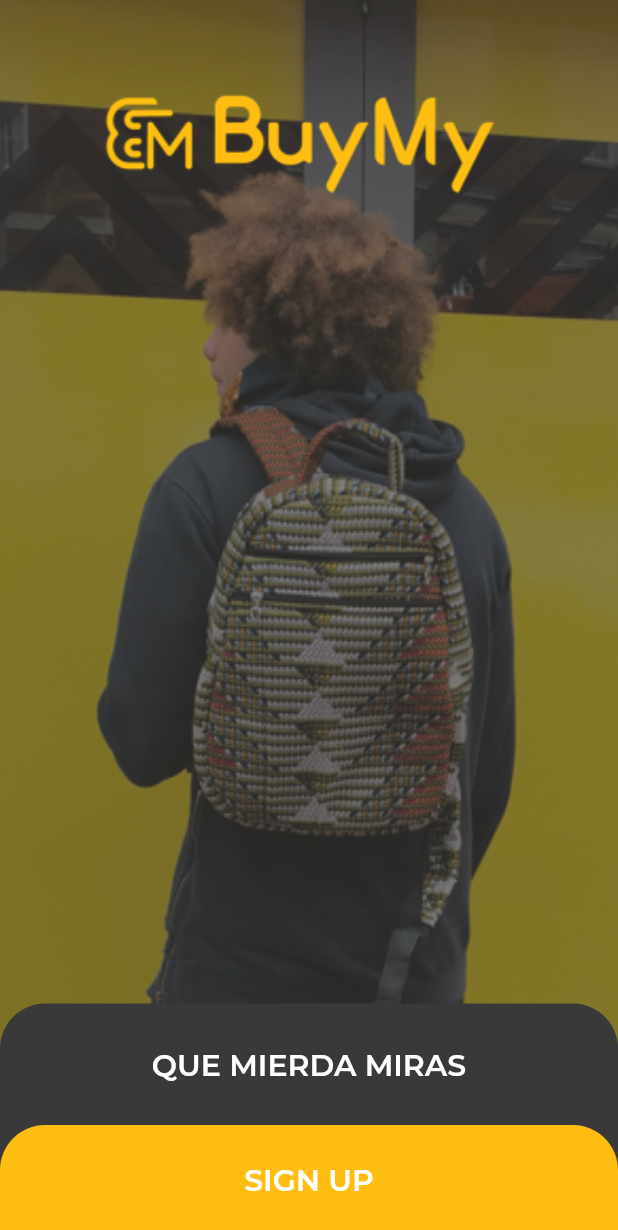
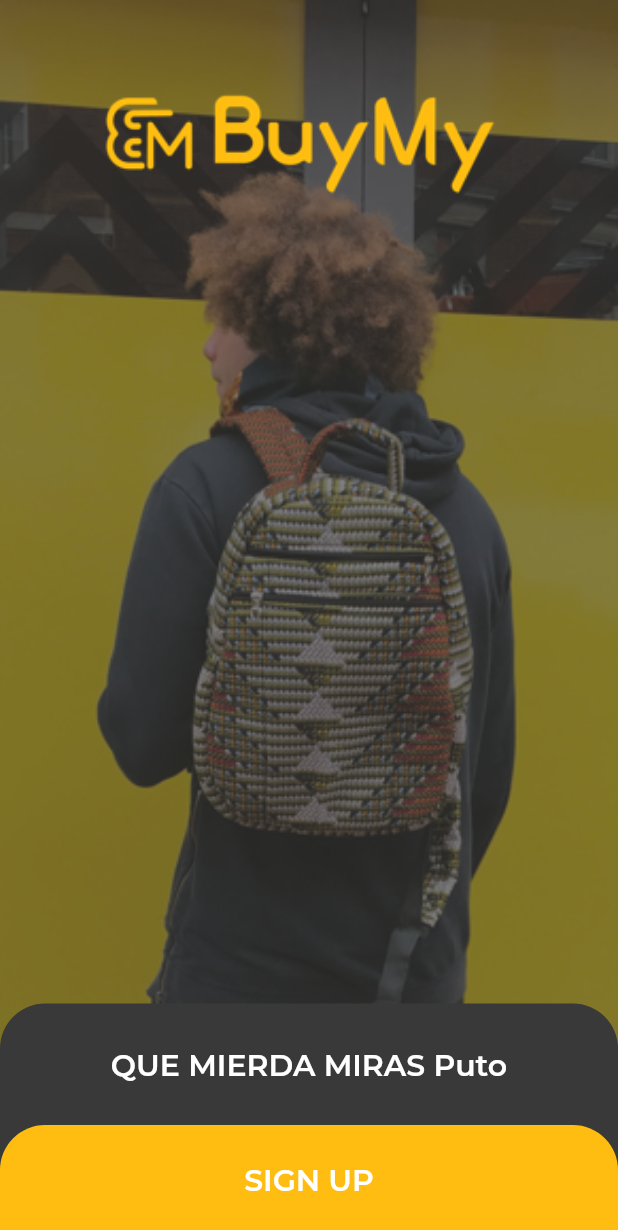
Before and after one commit to bautitravella/main_screens, a Flutter app: the screen it shows after launch, on a phone screen of 412 x 824 dp. Shown: the top 1230 px of the screen. Run offline on Flutter 3.47's test engine with Material 2 defaults, Android fonts, the phone set to English and light mode, and no system bars.

Commit message:
puto-----v1

```diff
--- a/lib/firstscreen_widget/firstscreen_widget.dart
+++ b/lib/firstscreen_widget/firstscreen_widget.dart
@@ -73,7 +73,7 @@ class FirstscreenWidget extends StatelessWidget {
                       child: Align(
                         alignment: Alignment(0.0, -0.5),
                         child: Text(
-                          "QUE MIERDA MIRAS",
+                          "QUE MIERDA MIRAS Puto",
                           style: TextStyle(
                             color: Color.fromARGB(255, 255, 255, 255),
                             fontFamily: "Montserrat",
```
